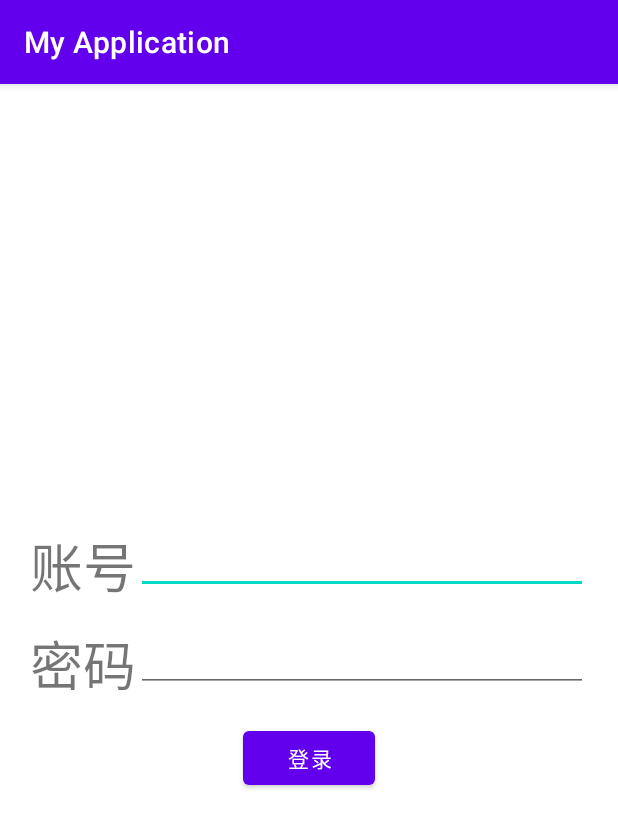
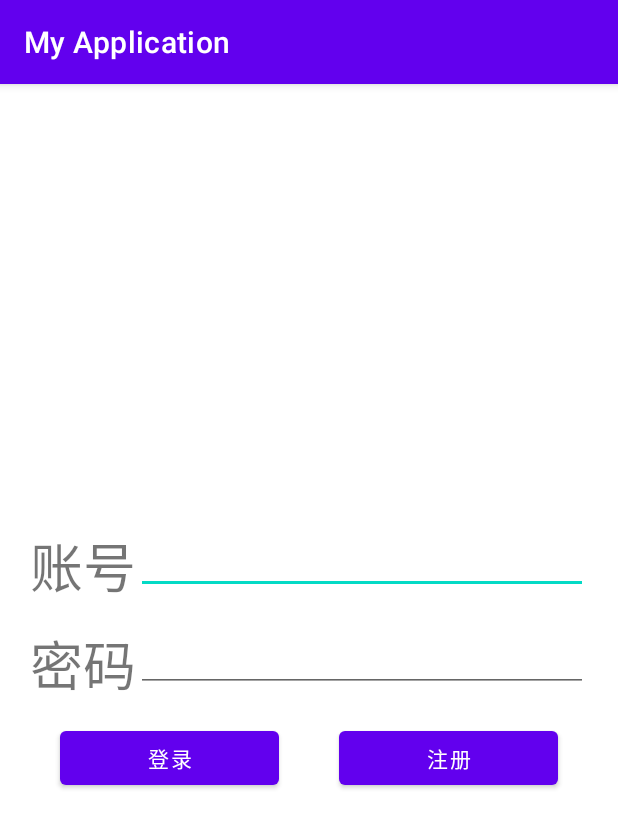
Before and after one commit to Tokiwa-17/Android, an Android app: the screen it shows after launch (LoginActivity), on a phone screen of 412 x 824 dp. Shown: the top 828 px of the screen. Run offline under Robolectric (Android 15) with nearby library versions, the phone set to English and light mode, and no system bars; our stand-ins replace ButterKnife; libraries missing offline, so code that uses them is left out: com.kingja.loadsir.

Commit message:
登录页面完成

```diff
--- a/frontend/app/build.gradle
+++ b/frontend/app/build.gradle
@@ -37,6 +37,7 @@ dependencies {
     implementation("com.jakewharton:butterknife:10.2.1")
     annotationProcessor("com.jakewharton:butterknife-compiler:10.2.1")
     implementation("com.squareup.okhttp3:okhttp:4.5.0")
+    implementation 'com.github.rubengees:introduction:2.0.0'
     implementation 'com.github.kingja:loadsir:1.3.8'
     testImplementation 'junit:junit:4.+'
     androidTestImplementation 'androidx.test.ext:junit:1.1.3'
--- a/frontend/app/src/main/AndroidManifest.xml
+++ b/frontend/app/src/main/AndroidManifest.xml
@@ -23,7 +23,7 @@
             </intent-filter>
         </activity>
         <activity
-            android:name=".MainActivity"
+            android:name=".activity.MainActivity"
             android:exported="true"/>
     </application>
 
--- a/frontend/app/src/main/java/com/example/myapplication/MainActivity.java
+++ b/frontend/app/src/main/java/com/example/myapplication/activity/MainActivity.java
@@ -1,4 +1,4 @@
-package com.example.myapplication;
+package com.example.myapplication.activity;
 
 import androidx.annotation.NonNull;
 import androidx.appcompat.app.AppCompatActivity;
@@ -10,6 +10,7 @@ import android.widget.Button;
 import android.widget.EditText;
 import android.widget.TextView;
 
+import com.example.myapplication.R;
 import com.example.myapplication.request.base.BaseGetRequest;
 import com.example.myapplication.request.testRequest.testGet;
 import com.example.myapplication.request.testRequest.testGet2;
--- a/frontend/app/src/main/java/com/example/myapplication/utils/Global.java
+++ b/frontend/app/src/main/java/com/example/myapplication/utils/Global.java
@@ -5,7 +5,7 @@ package com.example.myapplication.utils;
 public class Global {
     // *** HTTP ***
     public static final boolean HTTP_TEST_MODE = false;
-    public static final boolean HTTP_DEBUG_MODE = false;
+    public static final boolean HTTP_DEBUG_MODE = true;
     public static final String SERVER_URL = "http://10.0.2.2:5000";
     public static boolean INTRO = true;
 }
--- a/frontend/app/src/main/res/layout/activity_login.xml
+++ b/frontend/app/src/main/res/layout/activity_login.xml
@@ -43,13 +43,32 @@
             android:layout_marginBottom="20dp"/>
     </RelativeLayout>
 
+    <LinearLayout
+        android:layout_width="match_parent"
+        android:layout_height="wrap_content"
+        android:orientation="horizontal">
+        <Button
+            android:id="@+id/login_button"
+            android:onClick="onClickLogin"
+            android:layout_width="wrap_content"
+            android:layout_height="wrap_content"
+            android:layout_weight="1"
+            android:layout_marginLeft="20dp"
+            android:layout_marginRight="20dp"
+            android:text="登录" />
 
-    <Button
-        android:id="@+id/login_button"
-        android:onClick="onClickLogin"
-        android:layout_width="wrap_content"
-        android:layout_height="wrap_content"
-        android:text="登录" />
+        <Button
+            android:layout_toRightOf="@+id/login_button"
+            android:id="@+id/logon_button"
+            android:layout_width="wrap_content"
+            android:layout_height="wrap_content"
+            android:layout_weight="1"
+            android:layout_marginLeft="20dp"
+            android:layout_marginRight="20dp"
+            android:text="注册"/>
+    </LinearLayout>
+
+
 
 
 </LinearLayout>
--- a/frontend/app/src/main/res/layout/activity_main.xml
+++ b/frontend/app/src/main/res/layout/activity_main.xml
@@ -4,7 +4,7 @@
     xmlns:tools="http://schemas.android.com/tools"
     android:layout_width="match_parent"
     android:layout_height="match_parent"
-    tools:context=".MainActivity">
+    tools:context=".activity.MainActivity">
 
     <TextView
         android:id="@+id/myTextView"
```
Also changed, not shown: frontend/app/src/main/java/com/example/myapplication/activity/LoginActivity.java (+38 -35 lines), frontend/app/src/main/java/com/example/myapplication/utils/Hint.java (added, +153 -0 lines), 2 other files.
